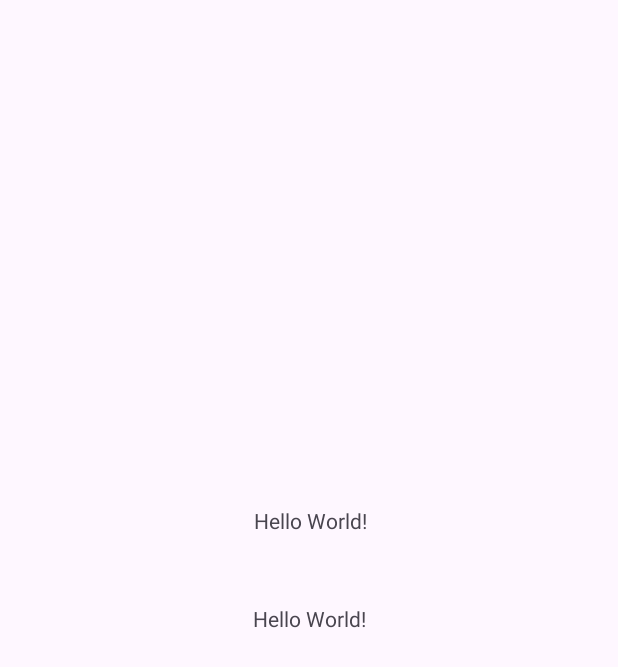
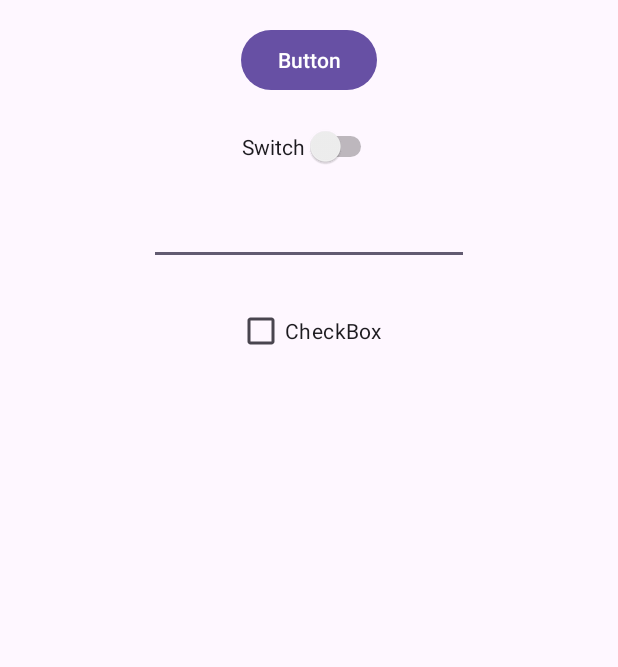
Before and after one commit to FeehKatriz/TaskFlow, an Android app: the screen it shows after launch (MainActivity), on a phone screen of 412 x 824 dp. Before the commit the part shown is almost empty. Shown: the top 667 px of the screen. Run offline under Robolectric (Android 15) with nearby library versions, the phone set to English and light mode, and no system bars.

Commit message:
Update activity_main.xml

```diff
--- a/app/src/main/res/layout/activity_main.xml
+++ b/app/src/main/res/layout/activity_main.xml
@@ -7,25 +7,49 @@
     android:layout_height="match_parent"
     tools:context=".MainActivity">
 
-    <TextView
+    <Button
+        android:id="@+id/button"
         android:layout_width="wrap_content"
         android:layout_height="wrap_content"
-        android:text="Hello World!"
-        app:layout_constraintBottom_toBottomOf="parent"
+        android:layout_marginTop="16dp"
+        android:text="Button"
         app:layout_constraintEnd_toEndOf="parent"
+        app:layout_constraintHorizontal_bias="0.5"
         app:layout_constraintStart_toStartOf="parent"
         app:layout_constraintTop_toTopOf="parent" />
 
-    <TextView
-        android:id="@+id/textView"
+    <Switch
+        android:id="@+id/switch1"
         android:layout_width="wrap_content"
         android:layout_height="wrap_content"
-        android:text="Hello World!"
-        app:layout_constraintBottom_toBottomOf="parent"
+        android:layout_marginTop="20dp"
+        android:text="Switch"
         app:layout_constraintEnd_toEndOf="parent"
-        app:layout_constraintHorizontal_bias="0.502"
+        app:layout_constraintHorizontal_bias="0.5"
         app:layout_constraintStart_toStartOf="parent"
-        app:layout_constraintTop_toTopOf="parent"
-        app:layout_constraintVertical_bias="0.419" />
+        app:layout_constraintTop_toBottomOf="@+id/button" />
+
+    <EditText
+        android:id="@+id/editTextTextEmailAddress"
+        android:layout_width="wrap_content"
+        android:layout_height="wrap_content"
+        android:layout_marginTop="20dp"
+        android:ems="10"
+        android:inputType="textEmailAddress"
+        app:layout_constraintEnd_toEndOf="parent"
+        app:layout_constraintHorizontal_bias="0.5"
+        app:layout_constraintStart_toStartOf="parent"
+        app:layout_constraintTop_toBottomOf="@+id/switch1" />
+
+    <CheckBox
+        android:id="@+id/checkBox"
+        android:layout_width="wrap_content"
+        android:layout_height="wrap_content"
+        android:layout_marginTop="20dp"
+        android:text="CheckBox"
+        app:layout_constraintEnd_toEndOf="parent"
+        app:layout_constraintHorizontal_bias="0.5"
+        app:layout_constraintStart_toStartOf="parent"
+        app:layout_constraintTop_toBottomOf="@+id/editTextTextEmailAddress" />
 
 </androidx.constraintlayout.widget.ConstraintLayout>
```
